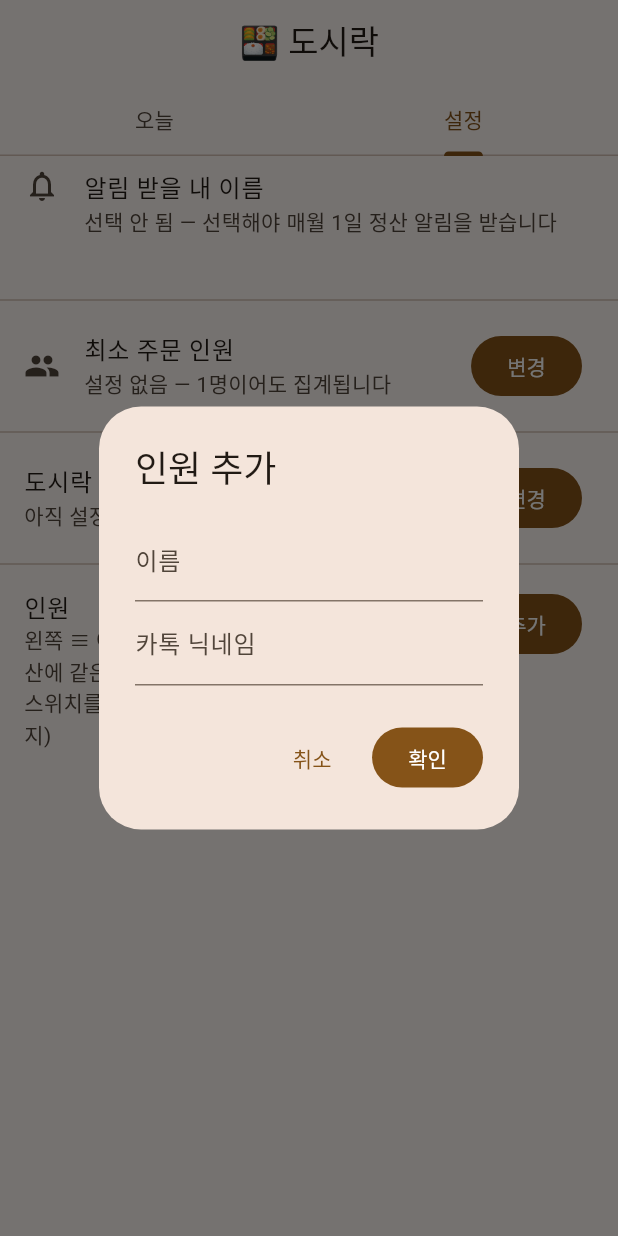
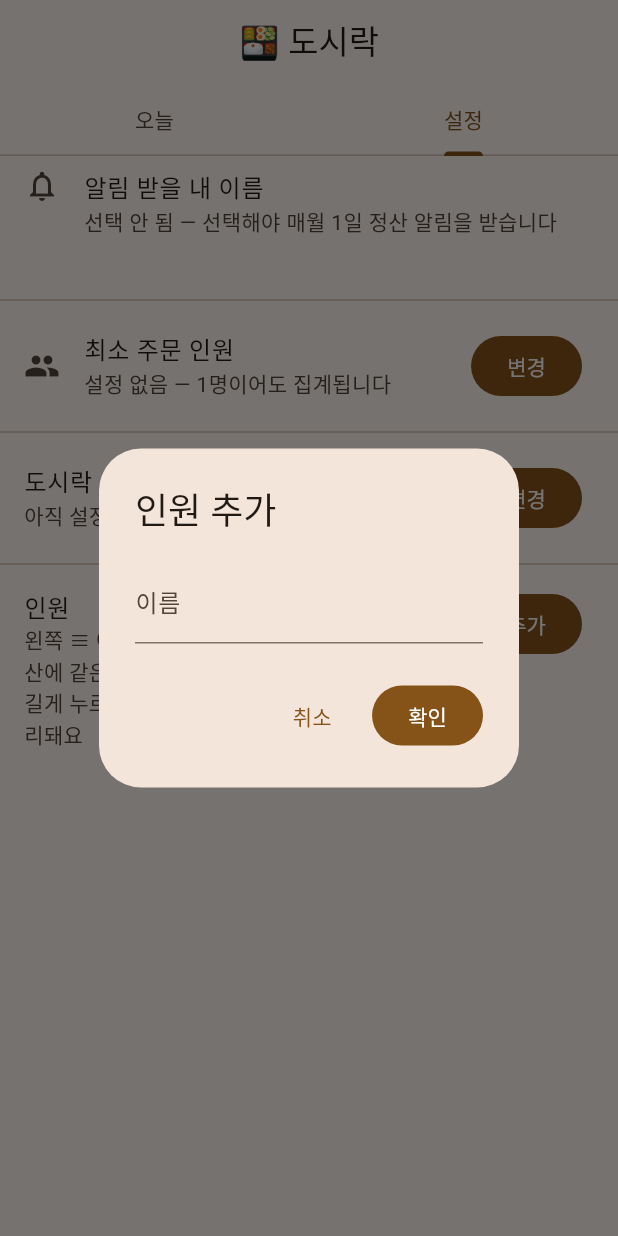
Before and after one commit to PsHooN7979/dosirak-web, a Flutter app: the screen it shows after launch, tab 2 chosen, after a tap on "추가", on a phone screen of 412 x 824 dp. Run offline on Flutter 3.47's test engine with Material 3 defaults, Android fonts, the phone set to English and light mode, and no system bars; our stand-ins replace cloud_firestore, firebase_core, firebase_messaging, firebase_storage, image_picker, shared_preferences; accounts and stored records are empty.

Commit message:
feat: 인원 등록 시 이름만 사용하도록 단순화
- 카톡 닉네임 입력 필드 제거
- 추가/수정 시 kakaoNick을 name과 동일하게 자동 설정
- 인원 목록에서 카톡 닉네임 subtitle 제거
- 안내 문구에 길게 누르기 힌트 추가

Co-Authored-By: Claude Sonnet 4.6 <noreply@anthropic.com>

```diff
--- a/lib/main.dart
+++ b/lib/main.dart
@@ -22,7 +22,7 @@ String won(int n) =>
     '${n.toString().replaceAllMapped(RegExp(r'\B(?=(\d{3})+(?!\d))'), (_) => ',')}원';
 
 // ───────── Firestore 스트림 ─────────
-// members: {name, kakaoNick, active, order}
+// members: {name, active, order}
 // prices (문서ID=적용시작일): {from: 'yyyy-MM-dd', price}
 // meals  (문서ID=날짜_memberId): {date, memberId, count}  ← count>0 이면 먹는 날
 
@@ -41,7 +41,7 @@ Stream<List<Member>> membersStream() => db.collection('members').snapshots().map
         return Member(
           id: d.id,
           name: m['name'] ?? '',
-          kakaoNick: m['kakaoNick'] ?? '',
+          kakaoNick: m['name'] ?? '',
           active: m['active'] ?? true,
         );
       }).toList();
@@ -726,14 +726,13 @@ class _MemberSection extends StatelessWidget {
               final v = await askFields(
                 context,
                 '인원 수정',
-                ['이름 (현재: ${member.name})', '카톡 닉네임 (현재: ${member.kakaoNick})'],
+                ['이름 (현재: ${member.name})'],
               );
               if (v == null) return;
               final newName = v[0].isEmpty ? member.name : v[0];
-              final newNick = v[1].isEmpty ? member.kakaoNick : v[1];
               await db.collection('members').doc(member.id).update({
                 'name': newName,
-                'kakaoNick': newNick,
+                'kakaoNick': newName,
               });
             },
           ),
@@ -778,17 +777,17 @@ class _MemberSection extends StatelessWidget {
         return Column(children: [
           ListTile(
             title: const Text('인원'),
-            subtitle: const Text('왼쪽 ≡ 아이콘을 끌어서 순서를 바꿔요 (달력·정산에 같은 순서로 표시)\n스위치를 끄면 비활성 처리돼요 (과거 정산은 유지)'),
+            subtitle: const Text('왼쪽 ≡ 아이콘을 끌어서 순서를 바꿔요 (달력·정산에 같은 순서로 표시)\n길게 누르면 수정·삭제, 스위치를 끄면 비활성 처리돼요'),
             isThreeLine: true,
             trailing: FilledButton(
               onPressed: () async {
-                final v = await askFields(context, '인원 추가', ['이름', '카톡 닉네임']);
+                final v = await askFields(context, '인원 추가', ['이름']);
                 if (v == null || v[0].isEmpty) return;
                 await db.collection('members').add({
                   'name': v[0],
-                  'kakaoNick': v[1].isEmpty ? v[0] : v[1],
+                  'kakaoNick': v[0],
                   'active': true,
-                  'order': members.length, // 맨 뒤에 추가
+                  'order': members.length,
                 });
               },
               child: const Text('추가'),
@@ -817,7 +816,7 @@ class _MemberSection extends StatelessWidget {
                     child: const Icon(Icons.drag_handle),
                   ),
                   title: Text(members[i].name),
-                  subtitle: Text('카톡: ${members[i].kakaoNick}'),
+                  subtitle: null,
                   trailing: Switch(
                     value: members[i].active,
                     onChanged: (v) =>
```
